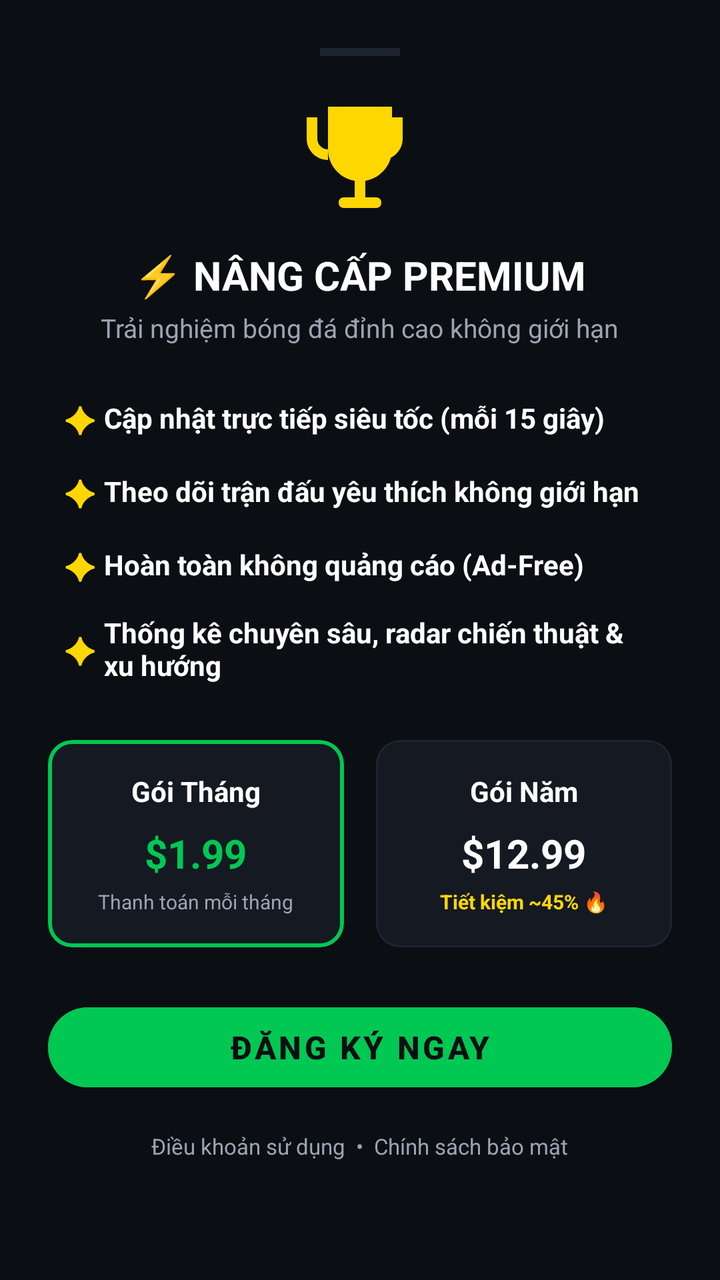
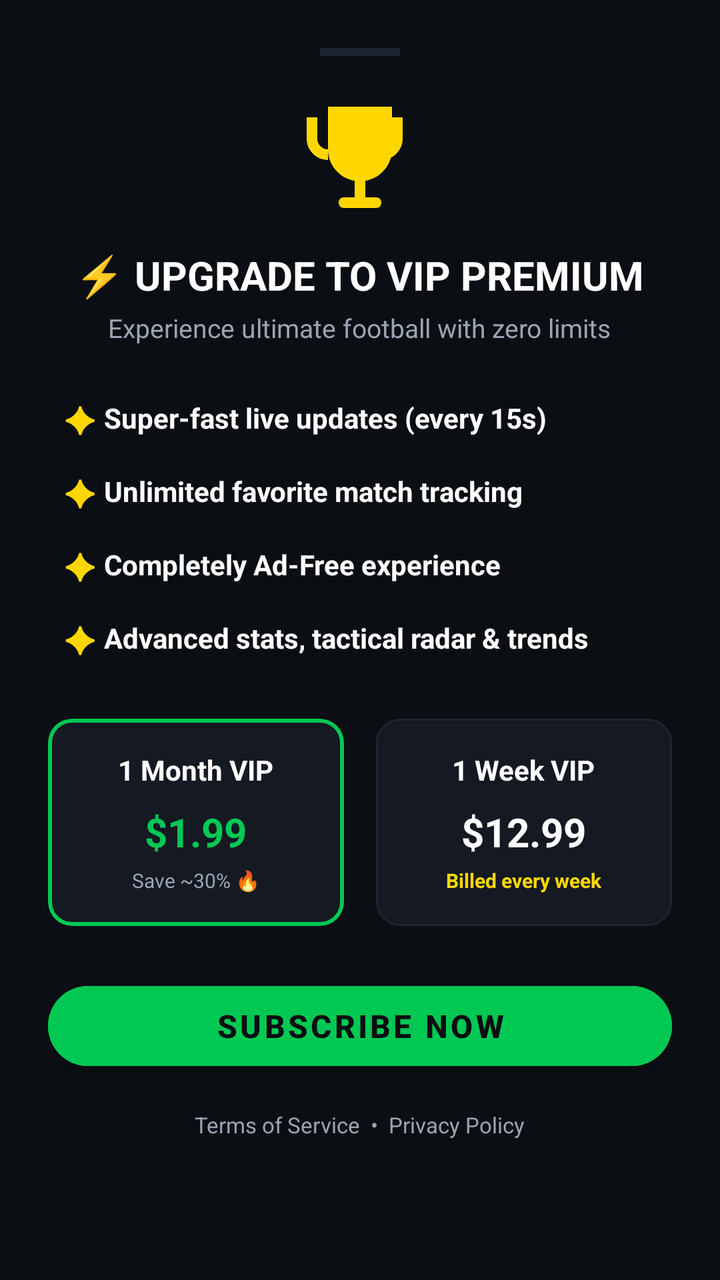

Two renders of the same Android screen: before a commit and after it. Below are the layout's source before the change and the commit's diff.
<!-- AndroidManifest.xml: application theme Theme.MyApplication -->
<!-- res/layout/bottom_sheet_premium_paywall.xml -->
<?xml version="1.0" encoding="utf-8"?>
<LinearLayout xmlns:android="http://schemas.android.com/apk/res/android"
    xmlns:app="http://schemas.android.com/apk/res-auto"
    android:layout_width="match_parent"
    android:layout_height="wrap_content"
    android:background="@color/bg_dark"
    android:orientation="vertical"
    android:padding="24dp">

    
    <View
        android:layout_width="40dp"
        android:layout_height="4dp"
        android:layout_gravity="center_horizontal"
        android:layout_marginBottom="20dp"
        android:background="@color/divider_dark" />

    
    <LinearLayout
        android:layout_width="match_parent"
        android:layout_height="wrap_content"
        android:gravity="center"
        android:orientation="vertical"
        android:layout_marginBottom="24dp">

        <ImageView
            android:layout_width="64dp"
            android:layout_height="64dp"
            android:layout_marginBottom="12dp"
            android:contentDescription="Premium Emblem"
            app:srcCompat="@drawable/ic_trophy"
            app:tint="#FFD700" />

        <TextView
            android:layout_width="wrap_content"
            android:layout_height="wrap_content"
            android:text="⚡ NÂNG CẤP PREMIUM"
            android:textColor="@color/text_white"
            android:textSize="20sp"
            android:textStyle="bold" />

        <TextView
            android:layout_width="wrap_content"
            android:layout_height="wrap_content"
            android:layout_marginTop="4dp"
            android:text="Trải nghiệm bóng đá đỉnh cao không giới hạn"
            android:textColor="@color/text_muted"
            android:textSize="13sp" />
    </LinearLayout>

    
    <LinearLayout
        android:layout_width="match_parent"
        android:layout_height="wrap_content"
        android:orientation="vertical"
        android:layout_marginBottom="28dp"
        android:paddingHorizontal="8dp">

        
        <LinearLayout
            android:layout_width="match_parent"
            android:layout_height="wrap_content"
            android:orientation="horizontal"
            android:gravity="center_vertical"
            android:layout_marginBottom="12dp">
            <TextView
                android:layout_width="wrap_content"
                android:layout_height="wrap_content"
                android:text="✦ "
                android:textColor="#FFD700"
                android:textSize="18sp"
                android:textStyle="bold" />
            <TextView
                android:layout_width="wrap_content"
                android:layout_height="wrap_content"
                android:text="Cập nhật trực tiếp siêu tốc (mỗi 15 giây)"
                android:textColor="@color/text_white"
                android:textSize="14sp"
                android:textStyle="bold" />
        </LinearLayout>

        
        <LinearLayout
            android:layout_width="match_parent"
            android:layout_height="wrap_content"
            android:orientation="horizontal"
            android:gravity="center_vertical"
            android:layout_marginBottom="12dp">
            <TextView
                android:layout_width="wrap_content"
                android:layout_height="wrap_content"
                android:text="✦ "
                android:textColor="#FFD700"
                android:textSize="18sp"
                android:textStyle="bold" />
            <TextView
                android:layout_width="wrap_content"
                android:layout_height="wrap_content"
                android:text="Theo dõi trận đấu yêu thích không giới hạn"
                android:textColor="@color/text_white"
                android:textSize="14sp"
                android:textStyle="bold" />
        </LinearLayout>

        
        <LinearLayout
            android:layout_width="match_parent"
            android:layout_height="wrap_content"
            android:orientation="horizontal"
            android:gravity="center_vertical"
            android:layout_marginBottom="12dp">
            <TextView
                android:layout_width="wrap_content"
                android:layout_height="wrap_content"
                android:text="✦ "
                android:textColor="#FFD700"
                android:textSize="18sp"
                android:textStyle="bold" />
            <TextView
                android:layout_width="wrap_content"
                android:layout_height="wrap_content"
                android:text="Hoàn toàn không quảng cáo (Ad-Free)"
                android:textColor="@color/text_white"
                android:textSize="14sp"
                android:textStyle="bold" />
        </LinearLayout>

        
        <LinearLayout
            android:layout_width="match_parent"
            android:layout_height="wrap_content"
            android:orientation="horizontal"
            android:gravity="center_vertical">
            <TextView
                android:layout_width="wrap_content"
                android:layout_height="wrap_content"
                android:text="✦ "
                android:textColor="#FFD700"
                android:textSize="18sp"
                android:textStyle="bold" />
            <TextView
                android:layout_width="wrap_content"
                android:layout_height="wrap_content"
                android:text="Thống kê chuyên sâu, radar chiến thuật &amp; xu hướng"
                android:textColor="@color/text_white"
                android:textSize="14sp"
                android:textStyle="bold" />
        </LinearLayout>
    </LinearLayout>

    
    <LinearLayout
        android:layout_width="match_parent"
        android:layout_height="wrap_content"
        android:orientation="horizontal"
        android:layout_marginBottom="24dp">

        
        <com.google.android.material.card.MaterialCardView
            android:id="@+id/cardPlanMonthly"
            android:layout_width="0dp"
            android:layout_height="wrap_content"
            android:layout_weight="1"
            android:layout_marginEnd="8dp"
            app:cardBackgroundColor="@color/card_dark"
            app:cardCornerRadius="12dp"
            app:cardElevation="0dp"
            app:strokeColor="@color/accent_green"
            app:strokeWidth="2dp">

            <LinearLayout
                android:layout_width="match_parent"
                android:layout_height="wrap_content"
                android:orientation="vertical"
                android:gravity="center"
                android:padding="16dp">

                <TextView
                    android:layout_width="wrap_content"
                    android:layout_height="wrap_content"
                    android:text="Gói Tháng"
                    android:textColor="@color/text_white"
                    android:textSize="14sp"
                    android:textStyle="bold" />

                <TextView
                    android:id="@+id/tvMonthlyPrice"
                    android:layout_width="wrap_content"
                    android:layout_height="wrap_content"
                    android:layout_marginTop="8dp"
                    android:text="$1.99"
                    android:textColor="@color/accent_green"
                    android:textSize="20sp"
                    android:textStyle="bold" />

                <TextView
                    android:layout_width="wrap_content"
                    android:layout_height="wrap_content"
                    android:layout_marginTop="4dp"
                    android:text="Thanh toán mỗi tháng"
                    android:textColor="@color/text_muted"
                    android:textSize="10sp" />
            </LinearLayout>
        </com.google.android.material.card.MaterialCardView>

        
        <com.google.android.material.card.MaterialCardView
            android:id="@+id/cardPlanYearly"
            android:layout_width="0dp"
            android:layout_height="wrap_content"
            android:layout_weight="1"
            android:layout_marginLeft="8dp"
            app:cardBackgroundColor="@color/card_dark"
            app:cardCornerRadius="12dp"
            app:cardElevation="0dp"
            app:strokeColor="@color/divider_dark"
            app:strokeWidth="1dp">

            <LinearLayout
                android:layout_width="match_parent"
                android:layout_height="wrap_content"
                android:orientation="vertical"
                android:gravity="center"
                android:padding="16dp">

                <TextView
                    android:layout_width="wrap_content"
                    android:layout_height="wrap_content"
                    android:text="Gói Năm"
                    android:textColor="@color/text_white"
                    android:textSize="14sp"
                    android:textStyle="bold" />

                <TextView
                    android:id="@+id/tvYearlyPrice"
                    android:layout_width="wrap_content"
                    android:layout_height="wrap_content"
                    android:layout_marginTop="8dp"
                    android:text="$12.99"
                    android:textColor="@color/text_white"
                    android:textSize="20sp"
                    android:textStyle="bold" />

                <TextView
                    android:layout_width="wrap_content"
                    android:layout_height="wrap_content"
                    android:layout_marginTop="4dp"
                    android:text="Tiết kiệm ~45% 🔥"
                    android:textColor="#FFD700"
                    android:textSize="10sp"
                    android:textStyle="bold" />
            </LinearLayout>
        </com.google.android.material.card.MaterialCardView>

    </LinearLayout>

    
    <com.google.android.material.button.MaterialButton
        android:id="@+id/btnSubscribe"
        style="@style/Widget.MaterialComponents.Button"
        android:layout_width="match_parent"
        android:layout_height="52dp"
        android:backgroundTint="@color/accent_green"
        android:text="Đăng ký ngay"
        android:textColor="@color/bg_dark"
        android:textSize="16sp"
        android:textStyle="bold"
        app:cornerRadius="26dp"
        android:layout_marginBottom="16dp" />

    
    <ProgressBar
        android:id="@+id/progressLoading"
        style="?android:attr/progressBarStyleHorizontal"
        android:layout_width="match_parent"
        android:layout_height="wrap_content"
        android:layout_marginBottom="12dp"
        android:indeterminate="true"
        android:visibility="gone"
        android:indeterminateTint="@color/accent_green" />

    
    <LinearLayout
        android:layout_width="match_parent"
        android:layout_height="wrap_content"
        android:gravity="center"
        android:orientation="horizontal">

        <TextView
            android:id="@+id/tvTerms"
            android:layout_width="wrap_content"
            android:layout_height="wrap_content"
            android:text="Điều khoản sử dụng"
            android:textColor="@color/text_muted"
            android:textSize="11sp"
            android:background="?android:attr/selectableItemBackground"
            android:clickable="true"
            android:focusable="true"/>

        <TextView
            android:layout_width="wrap_content"
            android:layout_height="wrap_content"
            android:text="  •  "
            android:textColor="@color/text_muted"
            android:textSize="11sp" />

        <TextView
            android:id="@+id/tvPrivacy"
            android:layout_width="wrap_content"
            android:layout_height="wrap_content"
            android:text="Chính sách bảo mật"
            android:textColor="@color/text_muted"
            android:textSize="11sp"
            android:background="?android:attr/selectableItemBackground"
            android:clickable="true"
            android:focusable="true"/>
    </LinearLayout>

</LinearLayout>
<!-- resources referenced by this layout -->
<resources>
  <color name="accent_green">#00C853</color>
  <color name="bg_dark">#0B0E13</color>
  <color name="card_dark">#141922</color>
  <color name="divider_dark">#1E2530</color>
  <color name="text_muted">#9AA4B2</color>
  <color name="text_white">#FFFFFF</color>
  <!-- drawable ic_trophy (drawable) -->
  <vector xmlns:android="http://schemas.android.com/apk/res/android"
      android:width="24dp"
      android:height="24dp"
      android:viewportWidth="24"
      android:viewportHeight="24">
      
      <path
          android:fillColor="#FFD700"
          android:pathData="M18,2H6v8c0,2.9 2.1,5.4 5,5.9V19H9c-0.6,0 -1,0.4 -1,1s0.4,1 1,1h6c0.6,0 1,-0.4 1,-1s-0.4,-1 -1,-1h-2v-3.1c2.9,-0.5 5,-3 5,-5.9V2z" />
      
      <path
          android:fillColor="#FFC700"
          android:pathData="M4,4H2v4c0,2.2 1.8,4 4,4h0V10h0C4.9,10 4,9.1 4,8V4z" />
      
      <path
          android:fillColor="#FFC700"
          android:pathData="M20,4h-2v4c0,1.1 -0.9,2 -2,2h0v2h0c2.2,0 4,-1.8 4,-4V4z" />
      
      <path
          android:fillColor="#FFFFFF"
          android:pathData="M12,5.2l0.9,2.8h2.9l-2.4,1.7 0.9,2.8-2.3,-1.7-2.3,1.7 0.9,-2.8-2.4,-1.7h2.9z" />
  </vector>
  <style name="Theme.MyApplication" parent="Theme.MaterialComponents.NoActionBar">
          
          <item name="colorPrimary">@color/accent_green</item>
          <item name="colorPrimaryVariant">@color/bg_dark</item>
          <item name="colorOnPrimary">@color/white</item>
          
          <item name="colorSecondary">@color/accent_green_secondary</item>
          <item name="colorSecondaryVariant">@color/accent_green</item>
          <item name="colorOnSecondary">@color/black</item>
          
          <item name="android:statusBarColor">@color/bg_dark</item>
          <item name="android:windowBackground">@color/bg_dark</item>
          <item name="android:navigationBarColor">@color/bg_dark</item>
          
          <item name="android:textColor">@color/text_white</item>
          <item name="android:textColorSecondary">@color/text_muted</item>
      </style>
  <color name="white">#FFFFFFFF</color>
  <color name="accent_green_secondary">#00E676</color>
  <color name="black">#FF000000</color>
</resources>

<!-- the commit's change to res/layout/bottom_sheet_premium_paywall.xml (unified diff, before → after) -->
@@ -34,7 +34,7 @@
         <TextView
             android:layout_width="wrap_content"
             android:layout_height="wrap_content"
-            android:text="⚡ NÂNG CẤP PREMIUM"
+            android:text="@string/iap_upgrade_title"
             android:textColor="@color/text_white"
             android:textSize="20sp"
             android:textStyle="bold" />
@@ -43,7 +43,7 @@
             android:layout_width="wrap_content"
             android:layout_height="wrap_content"
             android:layout_marginTop="4dp"
-            android:text="Trải nghiệm bóng đá đỉnh cao không giới hạn"
+            android:text="@string/iap_upgrade_subtitle"
             android:textColor="@color/text_muted"
             android:textSize="13sp" />
     </LinearLayout>
@@ -73,7 +73,7 @@
             <TextView
                 android:layout_width="wrap_content"
                 android:layout_height="wrap_content"
-                android:text="Cập nhật trực tiếp siêu tốc (mỗi 15 giây)"
+                android:text="@string/iap_feature_1"
                 android:textColor="@color/text_white"
                 android:textSize="14sp"
                 android:textStyle="bold" />
@@ -96,7 +96,7 @@
             <TextView
                 android:layout_width="wrap_content"
                 android:layout_height="wrap_content"
-                android:text="Theo dõi trận đấu yêu thích không giới hạn"
+                android:text="@string/iap_feature_2"
                 android:textColor="@color/text_white"
                 android:textSize="14sp"
                 android:textStyle="bold" />
@@ -119,7 +119,7 @@
             <TextView
                 android:layout_width="wrap_content"
                 android:layout_height="wrap_content"
-                android:text="Hoàn toàn không quảng cáo (Ad-Free)"
+                android:text="@string/iap_feature_3"
                 android:textColor="@color/text_white"
                 android:textSize="14sp"
                 android:textStyle="bold" />
@@ -141,7 +141,7 @@
             <TextView
                 android:layout_width="wrap_content"
                 android:layout_height="wrap_content"
-                android:text="Thống kê chuyên sâu, radar chiến thuật &amp; xu hướng"
+                android:text="@string/iap_feature_4"
                 android:textColor="@color/text_white"
                 android:textSize="14sp"
                 android:textStyle="bold" />
@@ -178,7 +178,7 @@
                 <TextView
                     android:layout_width="wrap_content"
                     android:layout_height="wrap_content"
-                    android:text="Gói Tháng"
+                    android:text="@string/iap_monthly_vip"
                     android:textColor="@color/text_white"
                     android:textSize="14sp"
                     android:textStyle="bold" />
@@ -197,7 +197,7 @@
                     android:layout_width="wrap_content"
                     android:layout_height="wrap_content"
                     android:layout_marginTop="4dp"
-                    android:text="Thanh toán mỗi tháng"
+                    android:text="@string/iap_save_monthly"
                     android:textColor="@color/text_muted"
                     android:textSize="10sp" />
             </LinearLayout>
@@ -226,7 +226,7 @@
                 <TextView
                     android:layout_width="wrap_content"
                     android:layout_height="wrap_content"
-                    android:text="Gói Năm"
+                    android:text="@string/iap_weekly_vip"
                     android:textColor="@color/text_white"
                     android:textSize="14sp"
                     android:textStyle="bold" />
@@ -245,7 +245,7 @@
                     android:layout_width="wrap_content"
                     android:layout_height="wrap_content"
                     android:layout_marginTop="4dp"
-                    android:text="Tiết kiệm ~45% 🔥"
+                    android:text="@string/iap_pay_weekly"
                     android:textColor="#FFD700"
                     android:textSize="10sp"
                     android:textStyle="bold" />
@@ -261,7 +261,7 @@
         android:layout_width="match_parent"
         android:layout_height="52dp"
         android:backgroundTint="@color/accent_green"
-        android:text="Đăng ký ngay"
+        android:text="@string/iap_btn_subscribe"
         android:textColor="@color/bg_dark"
         android:textSize="16sp"
         android:textStyle="bold"
@@ -290,7 +290,7 @@
             android:id="@+id/tvTerms"
             android:layout_width="wrap_content"
             android:layout_height="wrap_content"
-            android:text="Điều khoản sử dụng"
+            android:text="@string/iap_terms_of_service"
             android:textColor="@color/text_muted"
             android:textSize="11sp"
             android:background="?android:attr/selectableItemBackground"
@@ -308,7 +308,7 @@
             android:id="@+id/tvPrivacy"
             android:layout_width="wrap_content"
             android:layout_height="wrap_content"
-            android:text="Chính sách bảo mật"
+            android:text="@string/iap_privacy_policy"
             android:textColor="@color/text_muted"
             android:textSize="11sp"
             android:background="?android:attr/selectableItemBackground"
<!-- resource entries referenced after the edit -->
@@ -29,6 +29,19 @@
           android:fillColor="#FFFFFF"
           android:pathData="M12,5.2l0.9,2.8h2.9l-2.4,1.7 0.9,2.8-2.3,-1.7-2.3,1.7 0.9,-2.8-2.4,-1.7h2.9z" />
   </vector>
+  <string name="iap_btn_subscribe">Subscribe Now</string>
+  <string name="iap_feature_1">Super-fast live updates (every 15s)</string>
+  <string name="iap_feature_2">Unlimited favorite match tracking</string>
+  <string name="iap_feature_3">Completely Ad-Free experience</string>
+  <string name="iap_feature_4">Advanced stats, tactical radar &amp; trends</string>
+  <string name="iap_monthly_vip">1 Month VIP</string>
+  <string name="iap_pay_weekly">Billed every week</string>
+  <string name="iap_privacy_policy">Privacy Policy</string>
+  <string name="iap_save_monthly">Save ~30\% 🔥</string>
+  <string name="iap_terms_of_service">Terms of Service</string>
+  <string name="iap_upgrade_subtitle">Experience ultimate football with zero limits</string>
+  <string name="iap_upgrade_title">⚡ UPGRADE TO VIP PREMIUM</string>
+  <string name="iap_weekly_vip">1 Week VIP</string>
   <style name="Theme.MyApplication" parent="Theme.MaterialComponents.NoActionBar">
           
           <item name="colorPrimary">@color/accent_green</item>
